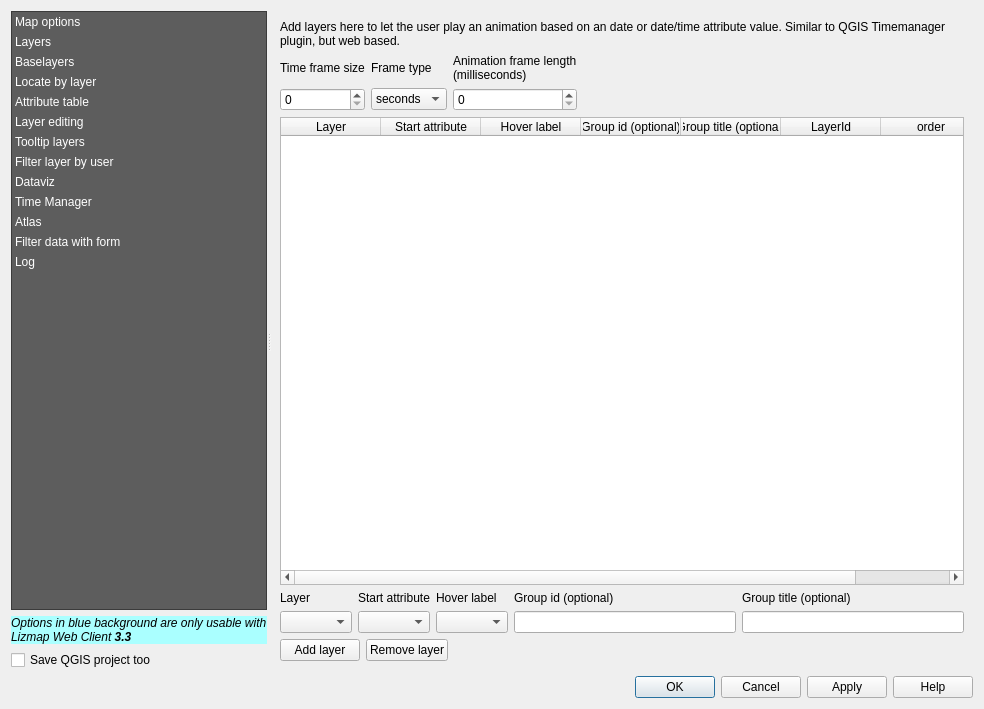
3liz/lizmap-plugin, file resources/ui/ui_lizmap.ui: the form before one commit.
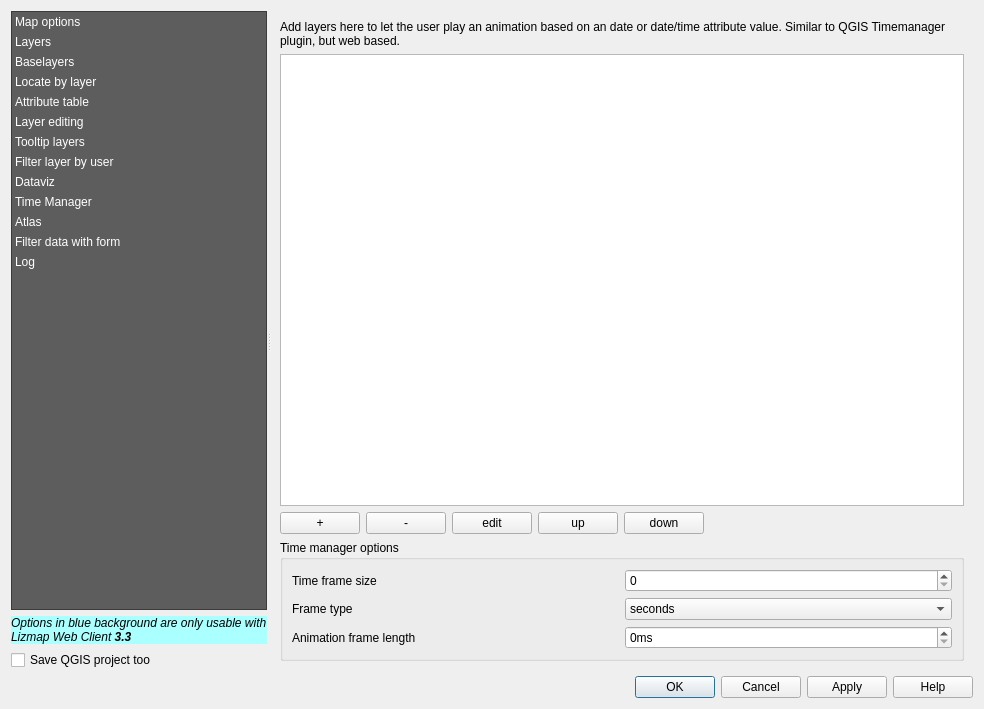
The form after the commit. The open tabs and pages were chosen to show the change. Custom widgets are drawn as their Qt base class.

Commit message: port time manager to the editable form

```diff
--- a/resources/ui/ui_lizmap.ui
+++ b/resources/ui/ui_lizmap.ui
@@ -3302,17 +3302,66 @@
                 </widget>
                </item>
                <item>
-                <layout class="QGridLayout" name="gridLayout_13">
-                 <item row="0" column="1">
-                  <widget class="QLabel" name="label_43">
+                <widget class="QTableWidget" name="time_manager_table"/>
+               </item>
+               <item>
+                <layout class="QHBoxLayout" name="horizontalLayout_24">
+                 <item>
+                  <widget class="QPushButton" name="add_time_manager_layer">
                    <property name="text">
-                    <string>Frame type</string>
+                    <string notr="true">+</string>
                    </property>
-                   <property name="wordWrap">
-                    <bool>true</bool>
+                  </widget>
+                 </item>
+                 <item>
+                  <widget class="QPushButton" name="remove_time_manager_layer">
+                   <property name="text">
+                    <string notr="true">-</string>
                    </property>
                   </widget>
                  </item>
+                 <item>
+                  <widget class="QPushButton" name="edit_time_manager_layer">
+                   <property name="text">
+                    <string notr="true">edit</string>
+                   </property>
+                  </widget>
+                 </item>
+                 <item>
+                  <widget class="QPushButton" name="up_time_manager_layer">
+                   <property name="text">
+                    <string notr="true">up</string>
+                   </property>
+                  </widget>
+                 </item>
+                 <item>
+                  <widget class="QPushButton" name="down_time_manager_layer">
+                   <property name="text">
+                    <string notr="true">down</string>
+                   </property>
+                  </widget>
+                 </item>
+                 <item>
+                  <spacer name="horizontalSpacer_21">
+                   <property name="orientation">
+                    <enum>Qt::Horizontal</enum>
+                   </property>
+                   <property name="sizeHint" stdset="0">
+                    <size>
+                     <width>40</width>
+                     <height>20</height>
+                    </size>
+                   </property>
+                  </spacer>
+                 </item>
+                </layout>
+               </item>
+               <item>
+                <widget class="QGroupBox" name="groupBox_4">
+                 <property name="title">
+                  <string>Time manager options</string>
+                 </property>
+                 <layout class="QGridLayout" name="gridLayout">
                  <item row="0" column="0">
                   <widget class="QLabel" name="label_42">
                    <property name="text">
@@ -3323,30 +3372,23 @@
                    </property>
                   </widget>
                  </item>
-                 <item row="1" column="0">
+                  <item row="0" column="1">
                   <widget class="QSpinBox" name="inTimeFrameSize">
                    <property name="maximum">
                     <number>10000</number>
                    </property>
                   </widget>
                  </item>
-                 <item row="0" column="2">
-                  <widget class="QLabel" name="label_44">
+                  <item row="1" column="0">
+                   <widget class="QLabel" name="label_43">
                    <property name="text">
-                    <string>Animation frame length (milliseconds)</string>
+                     <string>Frame type</string>
                    </property>
                    <property name="wordWrap">
                     <bool>true</bool>
                    </property>
                   </widget>
                  </item>
-                 <item row="1" column="2">
-                  <widget class="QSpinBox" name="inAnimationFrameLength">
-                   <property name="maximum">
-                    <number>10000</number>
-                   </property>
-                  </widget>
-                 </item>
                  <item row="1" column="1">
                   <widget class="QComboBox" name="liTimeFrameType">
                    <item>
@@ -3386,201 +3428,28 @@
                    </item>
                   </widget>
                  </item>
-                 <item row="1" column="3">
-                  <spacer name="horizontalSpacer_23">
-                   <property name="orientation">
-                    <enum>Qt::Horizontal</enum>
-                   </property>
-                   <property name="sizeHint" stdset="0">
-                    <size>
-                     <width>40</width>
-                     <height>20</height>
-                    </size>
-                   </property>
-                  </spacer>
-                 </item>
-                </layout>
-               </item>
-               <item>
-                <widget class="QTableWidget" name="twTimemanager">
-                 <property name="maximumSize">
-                  <size>
-                   <width>16777215</width>
-                   <height>16777215</height>
-                  </size>
-                 </property>
-                 <property name="editTriggers">
-                  <set>QAbstractItemView::NoEditTriggers</set>
-                 </property>
-                 <property name="alternatingRowColors">
-                  <bool>true</bool>
-                 </property>
-                 <property name="selectionMode">
-                  <enum>QAbstractItemView::SingleSelection</enum>
-                 </property>
-                 <property name="selectionBehavior">
-                  <enum>QAbstractItemView::SelectRows</enum>
-                 </property>
-                 <column>
+                  <item row="2" column="0">
+                   <widget class="QLabel" name="label_44">
                   <property name="text">
-                   <string>Layer</string>
-                  </property>
-                 </column>
-                 <column>
-                  <property name="text">
-                   <string>Start attribute</string>
-                  </property>
-                 </column>
-                 <column>
-                  <property name="text">
-                   <string>Hover label</string>
-                  </property>
-                 </column>
-                 <column>
-                  <property name="text">
-                   <string>Group id (optional)</string>
-                  </property>
-                 </column>
-                 <column>
-                  <property name="text">
-                   <string>Group title (optional)</string>
-                  </property>
-                 </column>
-                 <column>
-                  <property name="text">
-                   <string>LayerId</string>
-                  </property>
-                 </column>
-                 <column>
-                  <property name="text">
-                   <string>order</string>
-                  </property>
-                 </column>
-                </widget>
-               </item>
-               <item>
-                <layout class="QGridLayout" name="gridLayout_22">
-                 <item row="0" column="1">
-                  <widget class="QLabel" name="label_45">
-                   <property name="text">
-                    <string>Layer</string>
-                   </property>
+                     <string>Animation frame length</string>
+                    </property>
                    <property name="wordWrap">
                     <bool>true</bool>
                    </property>
                   </widget>
                  </item>
-                 <item row="1" column="1">
-                  <widget class="QgsMapLayerComboBox" name="liTimemanagerLayers">
-                   <property name="toolTip">
-                    <string>Layer with the date/time</string>
-                   </property>
-                  </widget>
-                 </item>
-                 <item row="1" column="2">
-                  <widget class="QgsFieldComboBox" name="liTimemanagerStartAttribute">
-                   <property name="toolTip">
-                    <string>Column with the date/time</string>
+                  <item row="2" column="1">
+                   <widget class="QSpinBox" name="inAnimationFrameLength">
+                    <property name="suffix">
+                     <string>ms</string>
+                    </property>
+                    <property name="maximum">
+                     <number>10000</number>
                    </property>
                   </widget>
                  </item>
-                 <item row="0" column="5">
-                  <widget class="QLabel" name="label_48">
-                   <property name="text">
-                    <string>Group title (optional)</string>
-                   </property>
-                   <property name="wordWrap">
-                    <bool>true</bool>
-                   </property>
-                  </widget>
-                 </item>
-                 <item row="1" column="5">
-                  <widget class="QLineEdit" name="inTimemanagerGroupTitle">
-                   <property name="toolTip">
-                    <string>Optional, an ID and a title for groups of objects.</string>
-                   </property>
-                  </widget>
-                 </item>
-                 <item row="1" column="4">
-                  <widget class="QLineEdit" name="inTimemanagerGroup">
-                   <property name="toolTip">
-                    <string>Optional, an ID and a title for groups of objects.</string>
-                   </property>
-                  </widget>
-                 </item>
-                 <item row="0" column="3">
-                  <widget class="QLabel" name="label_49">
-                   <property name="text">
-                    <string>Hover label</string>
-                   </property>
-                   <property name="wordWrap">
-                    <bool>true</bool>
-                   </property>
-                  </widget>
-                 </item>
-                 <item row="1" column="3">
-                  <widget class="QgsFieldComboBox" name="liTimemanagerLabelAttribute">
-                   <property name="toolTip">
-                    <string>A field to display as a label when hovering with the mouse over the object</string>
-                   </property>
-                  </widget>
-                 </item>
-                 <item row="0" column="2">
-                  <widget class="QLabel" name="label_46">
-                   <property name="text">
-                    <string>Start attribute</string>
-                   </property>
-                   <property name="wordWrap">
-                    <bool>true</bool>
-                   </property>
-                  </widget>
-                 </item>
-                 <item row="0" column="4">
-                  <widget class="QLabel" name="label_47">
-                   <property name="text">
-                    <string>Group id (optional)</string>
-                   </property>
-                   <property name="wordWrap">
-                    <bool>true</bool>
-                   </property>
-                  </widget>
-                 </item>
-                </layout>
-               </item>
-               <item>
-                <layout class="QVBoxLayout" name="verticalLayout_17">
-                 <item>
-                  <layout class="QHBoxLayout" name="horizontalLayout_24">
-                   <item>
-                    <widget class="QPushButton" name="btTimemanagerLayerAdd">
-                     <property name="text">
-                      <string>Add layer</string>
-                     </property>
-                    </widget>
-                   </item>
-                   <item>
-                    <widget class="QPushButton" name="btTimemanagerLayerDel">
-                     <property name="text">
-                      <string>Remove layer</string>
-                     </property>
-                    </widget>
-                   </item>
-                   <item>
-                    <spacer name="horizontalSpacer_21">
-                     <property name="orientation">
-                      <enum>Qt::Horizontal</enum>
-                     </property>
-                     <property name="sizeHint" stdset="0">
-                      <size>
-                       <width>40</width>
-                       <height>20</height>
-                      </size>
-                     </property>
-                    </spacer>
-                   </item>
-                  </layout>
-                 </item>
-                </layout>
+                 </layout>
+                </widget>
                </item>
               </layout>
              </widget>
```
Left out of the diff: 21 changed lines with no effect on the pictures. Lines whose indentation alone changed are shown as unchanged. The commit also changes 9 other files.
